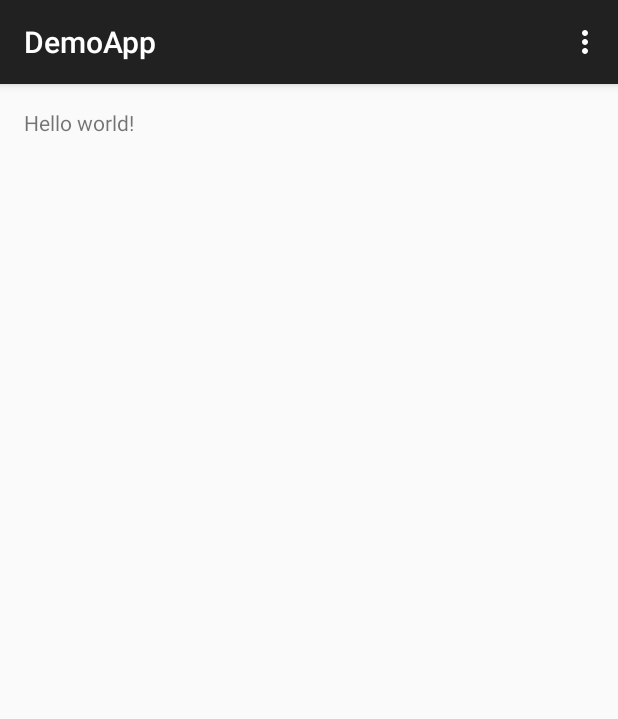
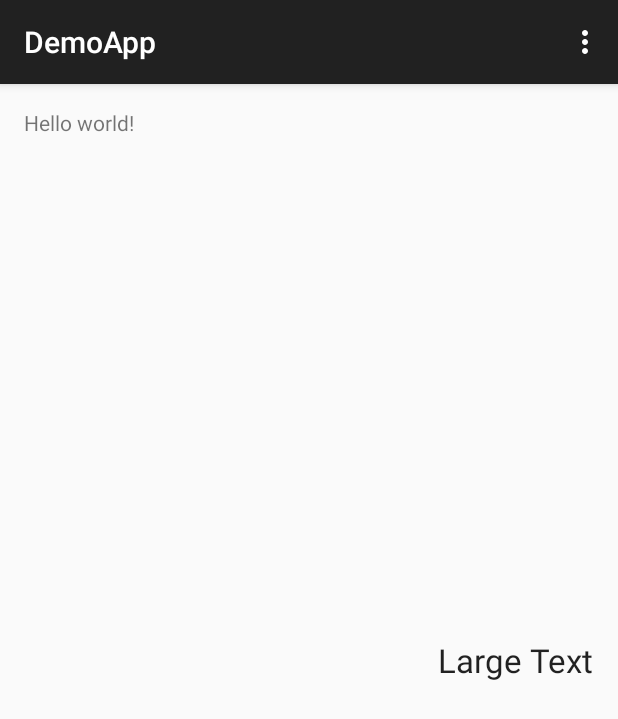
Before and after one commit to rkscgs/DemoApp1, an Android app: the screen it shows after launch (MainActivity), on a phone screen of 412 x 824 dp. Shown: the top 719 px of the screen. Run offline under Robolectric (Android 15) with nearby library versions, the phone set to English and light mode, and no system bars.

Commit message:
added view in main layout

```diff
--- a/app/src/main/res/layout/activity_main.xml
+++ b/app/src/main/res/layout/activity_main.xml
@@ -8,4 +8,14 @@
     <TextView android:text="@string/hello_world" android:layout_width="wrap_content"
         android:layout_height="wrap_content" />
 
+    <TextView
+        android:layout_width="wrap_content"
+        android:layout_height="wrap_content"
+        android:textAppearance="?android:attr/textAppearanceLarge"
+        android:text="Large Text"
+        android:id="@+id/textView"
+        android:layout_centerVertical="true"
+        android:layout_alignParentRight="true"
+        android:layout_alignParentEnd="true" />
+
 </RelativeLayout>
```
